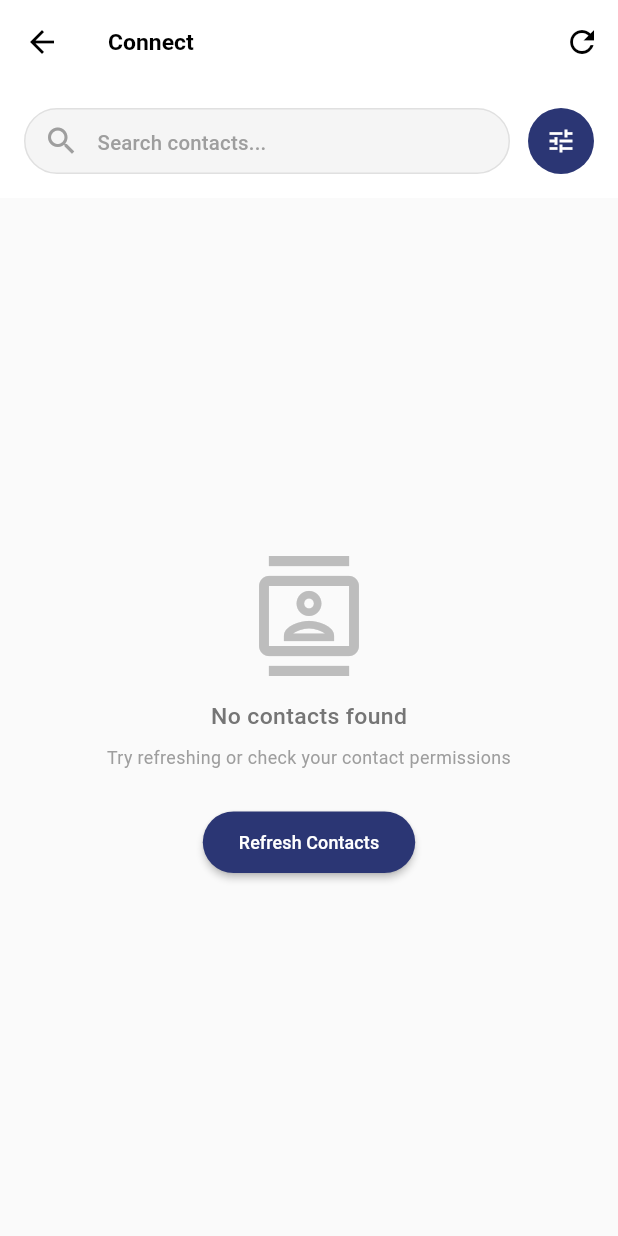
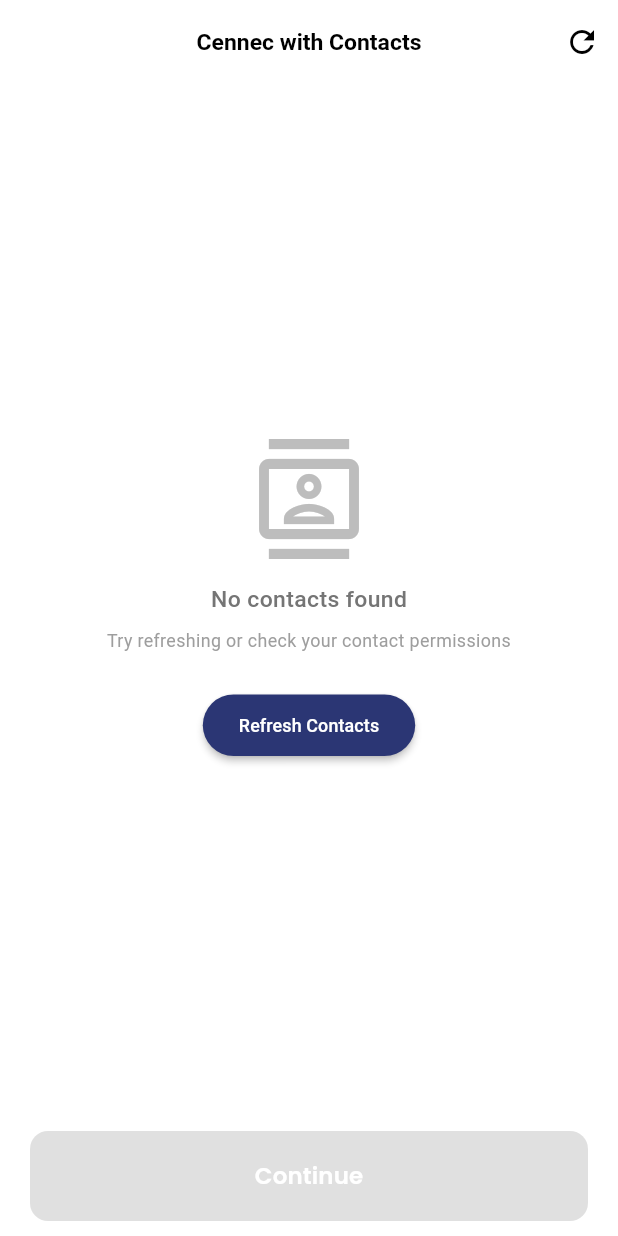
Before and after one commit to SpideyOnHigh/cennec, a Flutter app: the ContactScreen screen opened directly, on a phone screen of 412 x 824 dp. Run offline on Flutter 3.47's test engine with Material 3 defaults, Android fonts, the phone set to English and light mode, and no system bars; our stand-ins replace bloc, cached_network_image, card_swiper, chat_bubbles, confetti, connectivity_plus and 24 more; missing offline and left inert: flutter_flavor; accounts and stored records are empty; statements that could not run were skipped.

Commit message:
Update with the my favourite section

```diff
--- a/lib/modules/contacts/bloc/contact/contact_bloc.dart
+++ b/lib/modules/contacts/bloc/contact/contact_bloc.dart
@@ -18,7 +18,7 @@ class ContactBloc extends Bloc<ContactEvent, ContactState> {
   List<ContactModel> _allContacts = [];
 
   // URL endpoint - this should come from your config
-  static const String _checkStatusEndpoint = "/contact-number-filter";
+  static const String _checkStatusEndpoint = "contact-number-filter";
   static const String _inviteEndpoint = "/invite-contact";
   static const String _connectEndpoint = "/connect-contact";
   static const String _getContactsEndpoint = "/contacts";
--- a/lib/modules/contacts/model/contact_model.dart
+++ b/lib/modules/contacts/model/contact_model.dart
@@ -1,5 +1,6 @@
 // model/contact_model.dart
 import 'dart:typed_data';
+import 'package:cennec/modules/core/utils/parsing_helper.dart';
 import 'package:equatable/equatable.dart';
 
 enum ContactStatus {
@@ -40,6 +41,7 @@ class ContactModel extends Equatable {
   final String? email;
   final Uint8List? avatar;
   final ContactStatus status;
+  final bool isInvited;
 
   const ContactModel({
     required this.id,
@@ -48,6 +50,7 @@ class ContactModel extends Equatable {
     this.email,
     this.avatar,
     this.status = ContactStatus.notConnected,
+    this.isInvited = false
   });
 
   ContactModel copyWith({
@@ -57,6 +60,7 @@ class ContactModel extends Equatable {
     String? email,
     Uint8List? avatar,
     ContactStatus? status,
+    bool? isInvited,
   }) {
     return ContactModel(
         id: id ?? this.id,
@@ -65,6 +69,7 @@ class ContactModel extends Equatable {
         email: email ?? this.email,
         avatar: avatar ?? this.avatar,
         status: status ?? this.status,
+        isInvited: isInvited ?? this.isInvited
     );
   }
 
@@ -78,6 +83,7 @@ class ContactModel extends Equatable {
           ? Uint8List.fromList(json['avatar'].cast<int>())
           : null,
       status: ContactStatus.fromString(json['status'] ?? 'not_connected'),
+      isInvited: ParsingHelper.parseBoolMethod(json['exists']),
     );
   }
 
@@ -89,47 +95,56 @@ class ContactModel extends Equatable {
       'email': email,
       'avatar': avatar?.toList(),
       'status': status.name,
+      "exists": isInvited
     };
   }
 
   @override
-  List<Object?> get props => [id, name, phoneNumber, email, avatar, status];
+  List<Object?> get props => [id, name, phoneNumber, email, avatar, status, isInvited];
 }
 
 class ContactStatusInfo extends Equatable {
   final String phoneNumber;
   final ContactStatus status;
+  final bool exists; // Added to match API response
 
   const ContactStatusInfo({
     required this.phoneNumber,
     required this.status,
+    required this.exists,
   });
 
   factory ContactStatusInfo.fromJson(Map<String, dynamic> json) {
+    final exists = json['exists'] ?? false;
+
     return ContactStatusInfo(
-      phoneNumber: json['phoneNumber'] ?? json['phone_number'] ?? '',
-      status: ContactStatus.fromString(json['status'] ?? 'not_connected'),
+      phoneNumber: json['contact'] ?? json['phoneNumber'] ?? json['phone_number'] ?? '',
+      exists: exists,
+      status: exists ? ContactStatus.invited : ContactStatus.notConnected,
     );
   }
 
   @override
-  List<Object> get props => [phoneNumber, status];
+  List<Object> get props => [phoneNumber, status, exists];
 }
 
 class ContactFilterResponse extends Equatable {
   final List<ContactStatusInfo> contacts;
   final bool success;
   final String? message;
+  final int? code;
 
   const ContactFilterResponse({
     required this.contacts,
     this.success = true,
     this.message,
+    this.code,
   });
 
   factory ContactFilterResponse.fromJson(Map<String, dynamic> json) {
     List<ContactStatusInfo> contacts = [];
 
+    // Handle the API response structure: {"code":200,"message":"...","data":[{"contact":"7874519680","exists":false}]}
     if (json['data'] != null && json['data'] is List) {
       contacts = (json['data'] as List)
           .map((contact) => ContactStatusInfo.fromJson(contact))
@@ -142,11 +157,12 @@ class ContactFilterResponse extends Equatable {
 
     return ContactFilterResponse(
       contacts: contacts,
-      success: json['success'] ?? true,
+      success: json['code'] == 200 || json['success'] == true,
       message: json['message'],
+      code: json['code'],
     );
   }
 
   @override
-  List<Object?> get props => [contacts, success, message];
+  List<Object?> get props => [contacts, success, message, code];
 }
--- a/lib/modules/contacts/view/contact_screen.dart
+++ b/lib/modules/contacts/view/contact_screen.dart
@@ -1,4 +1,6 @@
 // view/screen_notifications.dart
+import 'package:cennec/modules/core/common/widgets/button.dart';
+import 'package:cennec/modules/core/utils/app_colors.dart';
 import 'package:flutter/material.dart';
 import 'package:flutter_bloc/flutter_bloc.dart';
 import 'package:permission_handler/permission_handler.dart';
@@ -9,7 +11,8 @@ import '../bloc/contact/contact_state.dart';
 import '../model/contact_model.dart';
 
 class ContactScreen extends StatefulWidget {
-  const ContactScreen({Key? key}) : super(key: key);
+  final Function()? onContinueTap;
+  const ContactScreen({Key? key, this.onContinueTap}) : super(key: key);
 
   @override
   State<ContactScreen> createState() => _ContactScreenState();
@@ -23,6 +26,11 @@ class _ContactScreenState extends State<ContactScreen> {
   void initState() {
     super.initState();
     _loadContacts();
+
+    // Add listener to update UI when text changes
+    _searchController.addListener(() {
+      setState(() {});
+    });
   }
 
   void _loadContacts() {
@@ -31,23 +39,56 @@ class _ContactScreenState extends State<ContactScreen> {
 
   @override
   Widget build(BuildContext context) {
+    return BlocConsumer<ContactBloc, ContactState>(
+      listener: (context, state) {
+        // Handle permission denied
+        if (state is ContactPermissionDenied && !_isPermissionDialogShown) {
+          _showPermissionDialog();
+        }
+
+        // Handle success messages
+        if (state is ContactActionSuccess) {
+          ScaffoldMessenger.of(context).showSnackBar(
+            SnackBar(
+              content: Text(state.message),
+              backgroundColor: Colors.green,
+              duration: const Duration(seconds: 2),
+            ),
+          );
+        }
+
+        // Handle error messages
+        if (state is ContactActionError) {
+          ScaffoldMessenger.of(context).showSnackBar(
+            SnackBar(
+              content: Text(state.message),
+              backgroundColor: Colors.red,
+              duration: const Duration(seconds: 2),
+            ),
+          );
+        }
+
+        // Handle status check success - automatically transition to ContactLoaded
+        if (state is ContactStatusCheckSuccess) {
+          // The BLoC should handle this transition, but we can add any UI-specific logic here
+        }
+      },
+      builder: (context, state) {
         return Scaffold(
-      backgroundColor: Colors.grey[50],
+          backgroundColor: Colors.transparent,
           appBar: AppBar(
+            automaticallyImplyLeading: false,
+            centerTitle: true,
             title: const Text(
-          'Connect',
+              'Cennec with Contacts',
               style: TextStyle(
                 color: Colors.black,
                 fontSize: 18,
                 fontWeight: FontWeight.w600,
               ),
             ),
-        backgroundColor: Colors.white,
+            backgroundColor: Colors.transparent,
             elevation: 0,
-        leading: IconButton(
-          icon: const Icon(Icons.arrow_back, color: Colors.black),
-          onPressed: () => Navigator.of(context).pop(),
-        ),
             actions: [
               IconButton(
                 icon: const Icon(Icons.refresh, color: Colors.black),
@@ -57,29 +98,20 @@ class _ContactScreenState extends State<ContactScreen> {
               ),
             ],
           ),
-      body: BlocConsumer<ContactBloc, ContactState>(
-        listener: (context, state) {
-          if (state is ContactPermissionDenied && !_isPermissionDialogShown) {
-            _showPermissionDialog();
-          } else if (state is ContactActionSuccess) {
-            ScaffoldMessenger.of(context).showSnackBar(
-              SnackBar(
-                content: Text(state.message),
-                backgroundColor: Colors.green,
-                duration: const Duration(seconds: 2),
+          bottomNavigationBar: Padding(
+            padding: const EdgeInsets.symmetric(vertical: 10.0,horizontal: 20),
+            child: CommonButton(
+              text: "Continue",
+              onTap: widget.onContinueTap,
             ),
+          ),
+          body: _buildBody(state),
         );
-          } else if (state is ContactActionError) {
-            ScaffoldMessenger.of(context).showSnackBar(
-              SnackBar(
-                content: Text(state.message),
-                backgroundColor: Colors.red,
-                duration: const Duration(seconds: 2),
-              ),
+      },
     );
   }
-        },
-        builder: (context, state) {
+
+  Widget _buildBody(ContactState state) {
     if (state is ContactInitial || state is ContactLoading) {
       return const Center(
         child: CircularProgressIndicator(
@@ -92,58 +124,94 @@ class _ContactScreenState extends State<ContactScreen> {
       return _buildPermissionDeniedView();
     }
 
-          if (state is ContactError && state.contacts == null) {
+    if (state is ContactError && (state.contacts?.isEmpty ?? true)) {
       return _buildErrorView(state.message);
     }
 
-          if (state is ContactLoaded ||
-              state is ContactError ||
-              state is ContactActionLoading ||
-              state is ContactActionSuccess ||
-              state is ContactActionError) {
+    // Handle loaded states (including ContactStatusCheckSuccess)
+    if (state is ContactLoaded || state is ContactStatusCheckSuccess) {
       List<ContactModel> contacts = [];
-            bool isLoading = false;
-            String? loadingContactId;
-            ContactActionType? actionType;
+      bool isCheckingStatus = false;
+      String currentSearch = '';
 
       if (state is ContactLoaded) {
         contacts = state.filteredContacts;
-              isLoading = state.isCheckingStatus;
-            } else if (state is ContactError) {
-              contacts = state.contacts ?? [];
-            } else if (state is ContactActionLoading) {
-              contacts = state.contacts;
-              loadingContactId = state.contactId;
-              actionType = state.actionType;
-            } else if (state is ContactActionSuccess) {
-              contacts = state.contacts;
-            } else if (state is ContactActionError) {
-              contacts = state.contacts;
+        isCheckingStatus = state.isCheckingStatus;
+        currentSearch = state.searchQuery;
+      } else if (state is ContactStatusCheckSuccess) {
+        contacts = state.filteredContacts;
+        isCheckingStatus = false;
+        currentSearch = state.searchQuery;
       }
 
       return Column(
         children: [
-                _buildSearchHeader(isLoading),
+          // _buildSearchHeader(isCheckingStatus, currentSearch),
           Expanded(
             child: contacts.isEmpty
                 ? _buildEmptyView()
-                      : _buildContactList(contacts, loadingContactId, actionType),
+                : _buildContactList(contacts, state),
           ),
         ],
       );
     }
 
-          return const SizedBox.shrink();
-        },
+    // Handle action loading states
+    if (state is ContactActionLoading) {
+      return Column(
+        children: [
+          // _buildSearchHeader(false, ''),
+          Expanded(
+            child: _buildContactList(state.contacts, state),
           ),
+        ],
       );
     }
 
-  Widget _buildSearchHeader(bool isLoading) {
+    // Handle status checking
+    if (state is ContactStatusChecking) {
+      return Column(
+        children: [
+          // _buildSearchHeader(true, ''),
+          const Expanded(
+            child: Center(
+              child: Column(
+                mainAxisAlignment: MainAxisAlignment.center,
+                children: [
+                  CircularProgressIndicator(
+                    valueColor: AlwaysStoppedAnimation<Color>(Color(0xFF2B3674)),
+                  ),
+                  SizedBox(height: 16),
+                  Text(
+                    'Checking contact status...',
+                    style: TextStyle(
+                      fontSize: 16,
+                      color: Colors.grey,
+                    ),
+                  ),
+                ],
+              ),
+            ),
+          ),
+        ],
+      );
+    }
+
+    return _buildEmptyView();
+  }
+
+  Widget _buildSearchHeader(bool isLoading, String currentSearch) {
+    // Update search controller if the search query changed from BLoC
+    if (_searchController.text != currentSearch) {
+      _searchController.text = currentSearch;
+    }
+
     return Container(
       padding: const EdgeInsets.all(16),
-      color: Colors.white,
-      child: Column(crossAxisAlignment: CrossAxisAlignment.start, children: [
+      color: AppColors.colorRoundedBgContainer,
+      child: Column(
+        crossAxisAlignment: CrossAxisAlignment.start,
+        children: [
           Row(
             children: [
               Expanded(
@@ -156,15 +224,28 @@ class _ContactScreenState extends State<ContactScreen> {
                   ),
                   child: TextField(
                     controller: _searchController,
-                  onChanged: (value) {
+                    onSubmitted: (value) {
+                      // Search when user presses Enter
                       context.read<ContactBloc>().add(SearchContacts(value));
                     },
-                  decoration: const InputDecoration(
+                    decoration: InputDecoration(
                       hintText: 'Search contacts...',
-                    hintStyle: TextStyle(color: Colors.grey),
-                    prefixIcon: Icon(Icons.search, color: Colors.grey),
+                      hintStyle: const TextStyle(color: Colors.grey),
+                      prefixIcon: const Icon(Icons.search, color: Colors.grey),
+                      suffixIcon: _searchController.text.isNotEmpty
+                          ? IconButton(
+                        icon: const Icon(Icons.clear, color: Colors.grey),
+                        onPressed: () {
+                          _searchController.clear();
+                          context.read<ContactBloc>().add(ClearSearch());
+                        },
+                      )
+                          : null,
                       border: InputBorder.none,
-                    contentPadding: EdgeInsets.symmetric(horizontal: 16, vertical: 12),
+                      contentPadding: const EdgeInsets.symmetric(
+                        horizontal: 16,
+                        vertical: 12,
+                      ),
                     ),
                   ),
                 ),
@@ -175,6 +256,22 @@ class _ContactScreenState extends State<ContactScreen> {
                 width: 44,
                 decoration: BoxDecoration(
                   color: const Color(0xFF2B3674),
+                  borderRadius: BorderRadius.circular(22),
+                ),
+                child: IconButton(
+                  icon: const Icon(Icons.search, color: Colors.white, size: 20),
+                  onPressed: () {
+                    // Trigger search when button is pressed
+                    context.read<ContactBloc>().add(SearchContacts(_searchController.text));
+                  },
+                ),
+              ),
+              const SizedBox(width: 8),
+              Container(
+                height: 44,
+                width: 44,
+                decoration: BoxDecoration(
+                  color: Colors.grey[600],
                   borderRadius: BorderRadius.circular(22),
                 ),
                 child: IconButton(
@@ -209,12 +306,20 @@ class _ContactScreenState extends State<ContactScreen> {
               ],
             ),
           ],
-      ]),
+        ],
+      ),
     );
   }
 
-  Widget _buildContactList(
-      List<ContactModel> contacts, String? loadingContactId, ContactActionType? actionType) {
+  Widget _buildContactList(List<ContactModel> contacts, ContactState state) {
+    String? loadingContactId;
+    ContactActionType? actionType;
+
+    if (state is ContactActionLoading) {
+      loadingContactId = state.contactId;
+      actionType = state.actionType;
+    }
+
     return ListView.builder(
       padding: const EdgeInsets.all(16),
       itemCount: contacts.length,
@@ -225,19 +330,27 @@ class _ContactScreenState extends State<ContactScreen> {
         return Card(
           color: Colors.white,
           margin: const EdgeInsets.only(bottom: 12),
-          elevation: 2,
+          elevation: 0,
           shape: RoundedRectangleBorder(
             borderRadius: BorderRadius.circular(12),
           ),
           child: ListTile(
-            contentPadding: const EdgeInsets.all(16),
+            dense: true,
+            contentPadding: const EdgeInsets.symmetric(
+              vertical: 0,
+              horizontal: 12,
+            ),
             leading: CircleAvatar(
               radius: 24,
               backgroundColor: const Color(0xFF2B3674).withOpacity(0.1),
-              backgroundImage: contact.avatar != null ? MemoryImage(contact.avatar!) : null,
+              backgroundImage: contact.avatar != null
+                  ? MemoryImage(contact.avatar!)
+                  : null,
               child: contact.avatar == null
                   ? Text(
-                      contact.name.isNotEmpty ? contact.name[0].toUpperCase() : '?',
+                contact.name.isNotEmpty
+                    ? contact.name[0].toUpperCase()
+                    : '?',
                 style: const TextStyle(
                   color: Color(0xFF2B3674),
                   fontWeight: FontWeight.w600,
@@ -265,18 +378,18 @@ class _ContactScreenState extends State<ContactScreen> {
                     fontSize: 14,
                   ),
                 ),
-                if (contact.email != null) ...[
-                  const SizedBox(height: 2),
-                  Text(
-                    contact.email!,
-                    style: TextStyle(
-                      color: Colors.grey[500],
-                      fontSize: 12,
-                    ),
-                  ),
-                ],
-                const SizedBox(height: 8),
-                _buildStatusChip(contact.status),
+                // if (contact.email != null) ...[
+                //   const SizedBox(height: 2),
+                //   Text(
+                //     contact.email!,
+                //     style: TextStyle(
+                //       color: Colors.grey[500],
+                //       fontSize: 12,
+                //     ),
+                //   ),
+                // ],
+                // const SizedBox(height: 8),
+                // _buildStatusChip(contact.status),
               ],
             ),
             trailing: _buildActionButton(contact, isActionLoading, actionType),
@@ -334,7 +447,11 @@ class _ContactScreenState extends State<ContactScreen> {
     );
   }
 
-  Widget _buildActionButton(ContactModel contact, bool isLoading, ContactActionType? actionType) {
+  Widget _buildActionButton(
+      ContactModel contact,
+      bool isLoading,
+      ContactActionType? actionType,
+      ) {
     if (isLoading) {
       return SizedBox(
         width: 24,
@@ -342,65 +459,60 @@ class _ContactScreenState extends State<ContactScreen> {
         child: CircularProgressIndicator(
           strokeWidth: 2,
           valueColor: AlwaysStoppedAnimation<Color>(
-            actionType == ContactActionType.invite ? Colors.blue : Colors.green,
+            AppColors.colorPrimary,
           ),
         ),
       );
     }
 
-    switch (contact.status) {
-      case ContactStatus.notConnected:
+    // Check if contact exists (invited) or not (not connected)
+    if (contact.isInvited == true) {
+      // Contact exists - show Connect button
+      return ElevatedButton(
+        onPressed: () {
+          context.read<ContactBloc>().add(ConnectWithContact(contact.id));
+        },
+        style: ElevatedButton.styleFrom(
+          backgroundColor: Colors.transparent,
+          foregroundColor: Colors.white,
+          padding: const EdgeInsets.symmetric(horizontal: 16, vertical: 8),
+          shape: RoundedRectangleBorder(
+            borderRadius: BorderRadius.circular(8),
+            side: BorderSide(color: AppColors.colorPrimary),
+          ),
+          elevation: 0,
+        ),
+        child: const Text(
+          'Connect',
+          style: TextStyle(
+            fontSize: 12,
+            fontWeight: FontWeight.w500,
+            color: AppColors.colorPrimary,
+          ),
+        ),
+      );
+    } else {
+      // Contact doesn't exist - show Invite button
       return ElevatedButton(
         onPressed: () {
           context.read<ContactBloc>().add(InviteContact(contact.id));
         },
         style: ElevatedButton.styleFrom(
-            backgroundColor: Colors.blue,
+          backgroundColor: Colors.transparent,
           foregroundColor: Colors.white,
           padding: const EdgeInsets.symmetric(horizontal: 16, vertical: 8),
           shape: RoundedRectangleBorder(
-              borderRadius: BorderRadius.circular(20),
+            borderRadius: BorderRadius.circular(8),
+            side: BorderSide(color: AppColors.colorPrimary),
           ),
           elevation: 0,
         ),
         child: const Text(
           'Invite',
-            style: TextStyle(fontSize: 12, fontWeight: FontWeight.w500),
-          ),
-        );
-      case ContactStatus.invited:
-        return ElevatedButton(
-          onPressed: () {
-            context.read<ContactBloc>().add(ConnectWithContact(contact.id));
-          },
-          style: ElevatedButton.styleFrom(
-            backgroundColor: Colors.green,
-            foregroundColor: Colors.white,
-            padding: const EdgeInsets.symmetric(horizontal: 16, vertical: 8),
-            shape: RoundedRectangleBorder(
-              borderRadius: BorderRadius.circular(20),
-            ),
-            elevation: 0,
-          ),
-          child: const Text(
-            'Connect',
-            style: TextStyle(fontSize: 12, fontWeight: FontWeight.w500),
-          ),
-        );
-      case ContactStatus.connected:
-        return Container(
-          padding: const EdgeInsets.symmetric(horizontal: 16, vertical: 8),
-          decoration: BoxDecoration(
-            color: Colors.green.withOpacity(0.1),
-            borderRadius: BorderRadius.circular(20),
-            border: Border.all(color: Colors.green.withOpacity(0.3)),
-          ),
-          child: const Text(
-            'Connected',
           style: TextStyle(
-              color: Colors.green,
             fontSize: 12,
             fontWeight: FontWeight.w500,
+            color: AppColors.colorPrimary,
           ),
         ),
       );
--- a/lib/modules/core/api_service/bloc_generator.dart
+++ b/lib/modules/core/api_service/bloc_generator.dart
@@ -272,6 +272,7 @@ class BlocGenerator {
             apiProvider: apiProvider, client: client, repositoryAddUserPost: RepositoryAddUserPost()),
       ),      BlocProvider<ContactBloc>(
         create: (BuildContext context) => ContactBloc(
+
             apiProvider: apiProvider, client: client, repositoryContacts: RepositoryContacts()),
       ),
     ];
```
Also changed, not shown: lib/modules/contacts/repository/contact_repository.dart (+13 -5 lines), lib/modules/search_posts/view/similar_post_card.dart (+23 -1 lines), 4 other files. Lines whose indentation alone changed are shown as unchanged.
